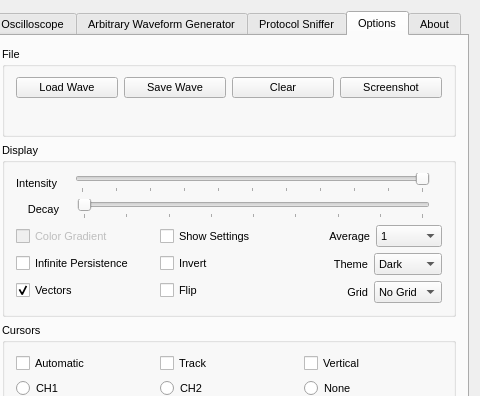
Above: xprotolabinterface.ui from ganzziani/xscopes-qt before the change; both pictures show x 480 to 960 and y 0 to 396 of the 960 by 644 pixel window. Below: the same form after it.
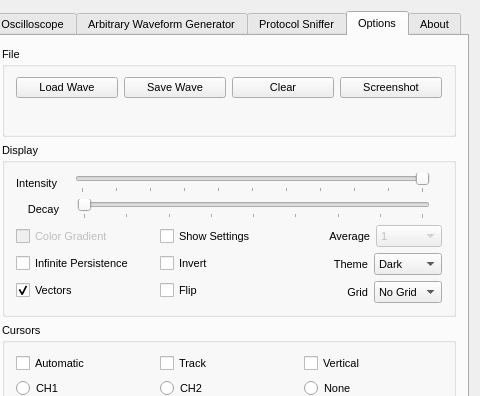
That is the form after the change. The open tabs and pages were chosen to show the change. Icons and pictures are not drawn. Custom widgets are drawn as their Qt base class.

The edit to the form file:
```diff
--- a/xprotolabinterface.ui
+++ b/xprotolabinterface.ui
@@ -4239,6 +4239,9 @@
                       </item>
                       <item>
                        <widget class="QComboBox" name="comboBoxAverage">
+                        <property name="enabled">
+                         <bool>false</bool>
+                        </property>
                         <property name="minimumSize">
                          <size>
                           <width>61</width>
```
Left out of the diff: 8 changed lines with no effect on the pictures.
